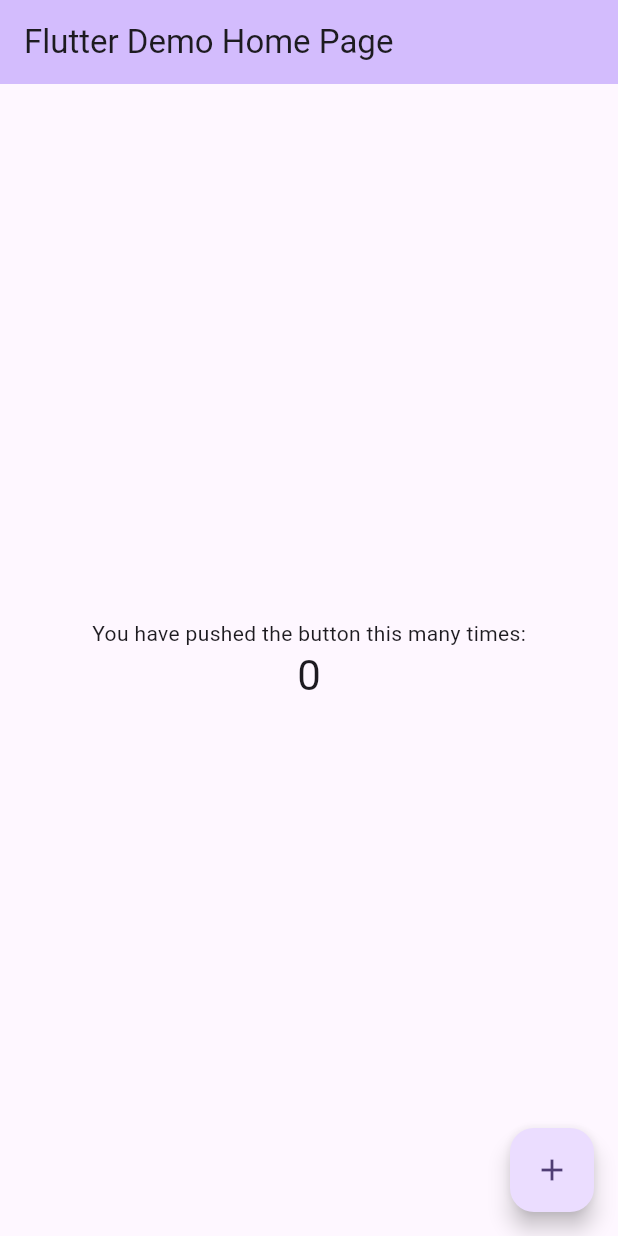
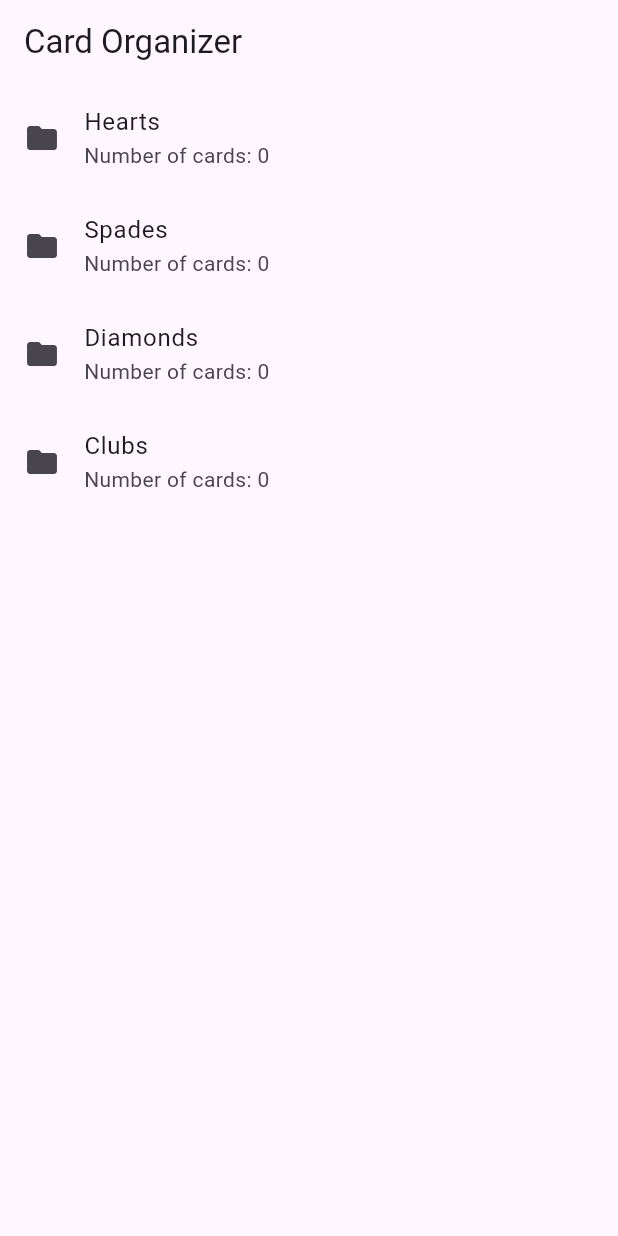
Before and after one commit to Evelyyn-14/class_act09, a Flutter app: the screen it shows after launch, on a phone screen of 412 x 824 dp. Run offline on Flutter 3.47's test engine with Material 3 defaults, Android fonts, the phone set to English and light mode, and no system bars; our stand-ins replace sqflite; accounts and stored records are empty.

Commit message:
Added two main screens

```diff
--- a/lib/main.dart
+++ b/lib/main.dart
@@ -7,46 +7,17 @@ void main() {
 class MyApp extends StatelessWidget {
   const MyApp({super.key});
 
-  // This widget is the root of your application.
   @override
   Widget build(BuildContext context) {
     return MaterialApp(
-      title: 'Flutter Demo',
-      theme: ThemeData(
-        // This is the theme of your application.
-        //
-        // TRY THIS: Try running your application with "flutter run". You'll see
-        // the application has a purple toolbar. Then, without quitting the app,
-        // try changing the seedColor in the colorScheme below to Colors.green
-        // and then invoke "hot reload" (save your changes or press the "hot
-        // reload" button in a Flutter-supported IDE, or press "r" if you used
-        // the command line to start the app).
-        //
-        // Notice that the counter didn't reset back to zero; the application
-        // state is not lost during the reload. To reset the state, use hot
-        // restart instead.
-        //
-        // This works for code too, not just values: Most code changes can be
-        // tested with just a hot reload.
-        colorScheme: ColorScheme.fromSeed(seedColor: Colors.deepPurple),
-      ),
-      home: const MyHomePage(title: 'Flutter Demo Home Page'),
+      title: 'Card Organizer',
+      home: const MyHomePage(title: 'Card Organizer'),
     );
   }
 }
 
 class MyHomePage extends StatefulWidget {
   const MyHomePage({super.key, required this.title});
-
-  // This widget is the home page of your application. It is stateful, meaning
-  // that it has a State object (defined below) that contains fields that affect
-  // how it looks.
-
-  // This class is the configuration for the state. It holds the values (in this
-  // case the title) provided by the parent (in this case the App widget) and
-  // used by the build method of the State. Fields in a Widget subclass are
-  // always marked "final".
-
   final String title;
 
   @override
@@ -54,69 +25,90 @@ class MyHomePage extends StatefulWidget {
 }
 
 class _MyHomePageState extends State<MyHomePage> {
-  int _counter = 0;
+  @override
+  Widget build(BuildContext context) {
+    return Scaffold(
+      appBar: AppBar(
+        title: Text(widget.title),
+      ),
+      body: Center(
+        child: FoldersScreen(),
+      ),
+    );
+  }
+}
 
-  void _incrementCounter() {
-    setState(() {
-      // This call to setState tells the Flutter framework that something has
-      // changed in this State, which causes it to rerun the build method below
-      // so that the display can reflect the updated values. If we changed
-      // _counter without calling setState(), then the build method would not be
-      // called again, and so nothing would appear to happen.
-      _counter++;
-    });
-  }
+class FoldersScreen extends StatelessWidget {
+  final List<String> folders = ['Hearts', 'Spades', 'Diamonds', 'Clubs'];
 
   @override
   Widget build(BuildContext context) {
-    // This method is rerun every time setState is called, for instance as done
-    // by the _incrementCounter method above.
-    //
-    // The Flutter framework has been optimized to make rerunning build methods
-    // fast, so that you can just rebuild anything that needs updating rather
-    // than having to individually change instances of widgets.
-    return Scaffold(
-      appBar: AppBar(
-        // TRY THIS: Try changing the color here to a specific color (to
-        // Colors.amber, perhaps?) and trigger a hot reload to see the AppBar
-        // change color while the other colors stay the same.
-        backgroundColor: Theme.of(context).colorScheme.inversePrimary,
-        // Here we take the value from the MyHomePage object that was created by
-        // the App.build method, and use it to set our appbar title.
-        title: Text(widget.title),
-      ),
-      body: Center(
-        // Center is a layout widget. It takes a single child and positions it
-        // in the middle of the parent.
-        child: Column(
-          // Column is also a layout widget. It takes a list of children and
-          // arranges them vertically. By default, it sizes itself to fit its
-          // children horizontally, and tries to be as tall as its parent.
-          //
-          // Column has various properties to control how it sizes itself and
-          // how it positions its children. Here we use mainAxisAlignment to
-          // center the children vertically; the main axis here is the vertical
-          // axis because Columns are vertical (the cross axis would be
-          // horizontal).
-          //
-          // TRY THIS: Invoke "debug painting" (choose the "Toggle Debug Paint"
-          // action in the IDE, or press "p" in the console), to see the
-          // wireframe for each widget.
-          mainAxisAlignment: MainAxisAlignment.center,
-          children: <Widget>[
-            const Text('You have pushed the button this many times:'),
-            Text(
-              '$_counter',
-              style: Theme.of(context).textTheme.headlineMedium,
-            ),
-          ],
-        ),
-      ),
-      floatingActionButton: FloatingActionButton(
-        onPressed: _incrementCounter,
-        tooltip: 'Increment',
-        child: const Icon(Icons.add),
-      ), // This trailing comma makes auto-formatting nicer for build methods.
+    return ListView.builder(
+      itemCount: folders.length,
+      itemBuilder: (context, index) {
+        return ListTile(
+          leading: Icon(Icons.folder),
+          title: Text(folders[index]),
+          subtitle: Text('Number of cards: 0'),
+          onTap: () {
+            Navigator.push(
+              context,
+              MaterialPageRoute(
+                builder: (context) => CardsScreen(folderName: folders[index]),
+              ),
+            );
+          },
+        );
+      },
     );
   }
 }
+
+class CardsScreen extends StatelessWidget {
+  final String folderName;
+
+  CardsScreen({required this.folderName});
+
+  @override
+  Widget build(BuildContext context) {
+    return Scaffold(
+      appBar: AppBar(
+        title: Text('$folderName Cards'),
+      ),
+      body: GridView.builder(
+        gridDelegate: SliverGridDelegateWithFixedCrossAxisCount(
+          crossAxisCount: 2,
+        ),
+        itemCount: 10,
+        itemBuilder: (context, index) {
+          return Card(
+            child: GridTile(
+              child: Icon(Icons.image),
+              footer: GridTileBar(
+                title: Text('Card $index', style: TextStyle(color: Colors.black)),
+                trailing: PopupMenuButton(
+                  itemBuilder: (context) => [
+                    PopupMenuItem(
+                      child: Text('Add'),
+                      value: 'add',
+                    ),
+                    PopupMenuItem(
+                      child: Text('Update'),
+                      value: 'update',
+                    ),
+                    PopupMenuItem(
+                      child: Text('Delete'),
+                      value: 'delete',
+                    ),
+                  ],
+                  onSelected: (value) {
+                  },
+                ),
+              ),
+            ),
+          );
+        },
+      ),
+    );
+  }
+}
```
